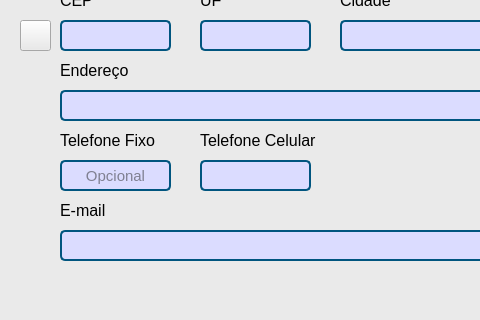
Qt form Windows/tela_formulario.ui (FabioAleluia/MeuSysDeCadastro_v1.0) before a commit; both pictures show x 0 to 480 and y 130 to 450 of the 662 by 581 pixel window.
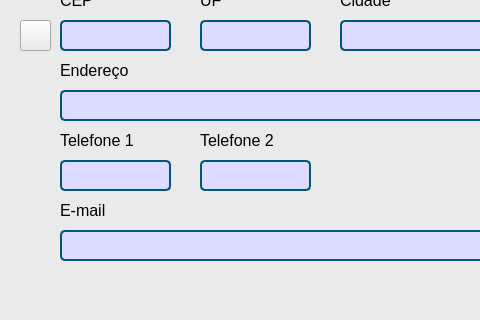
The same form after that commit. Icons and pictures are not drawn.

The edit to the form file:
```diff
--- a/Windows/tela_formulario.ui
+++ b/Windows/tela_formulario.ui
@@ -480,7 +480,7 @@
      </font>
     </property>
     <property name="text">
-     <string>Telefone Celular</string>
+     <string>Telefone 2</string>
     </property>
    </widget>
    <widget class="QLineEdit" name="input_endereco">
@@ -590,7 +590,7 @@
      <set>Qt::AlignCenter</set>
     </property>
     <property name="placeholderText">
-     <string>Opcional</string>
+     <string/>
     </property>
    </widget>
    <widget class="QLineEdit" name="input_TelefoneCelular">
@@ -653,7 +653,7 @@
      </font>
     </property>
     <property name="text">
-     <string>Telefone Fixo</string>
+     <string>Telefone 1</string>
     </property>
    </widget>
    <widget class="QLineEdit" name="input_email">
```
Left out of the diff: 62 changed lines with no effect on the pictures.
